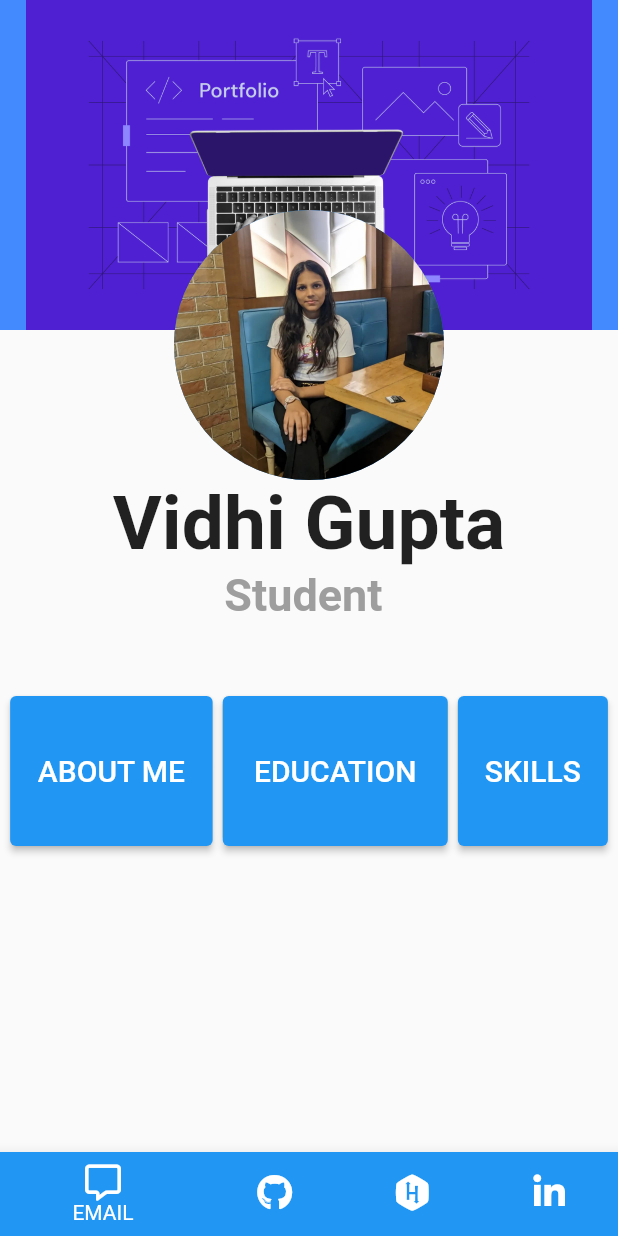
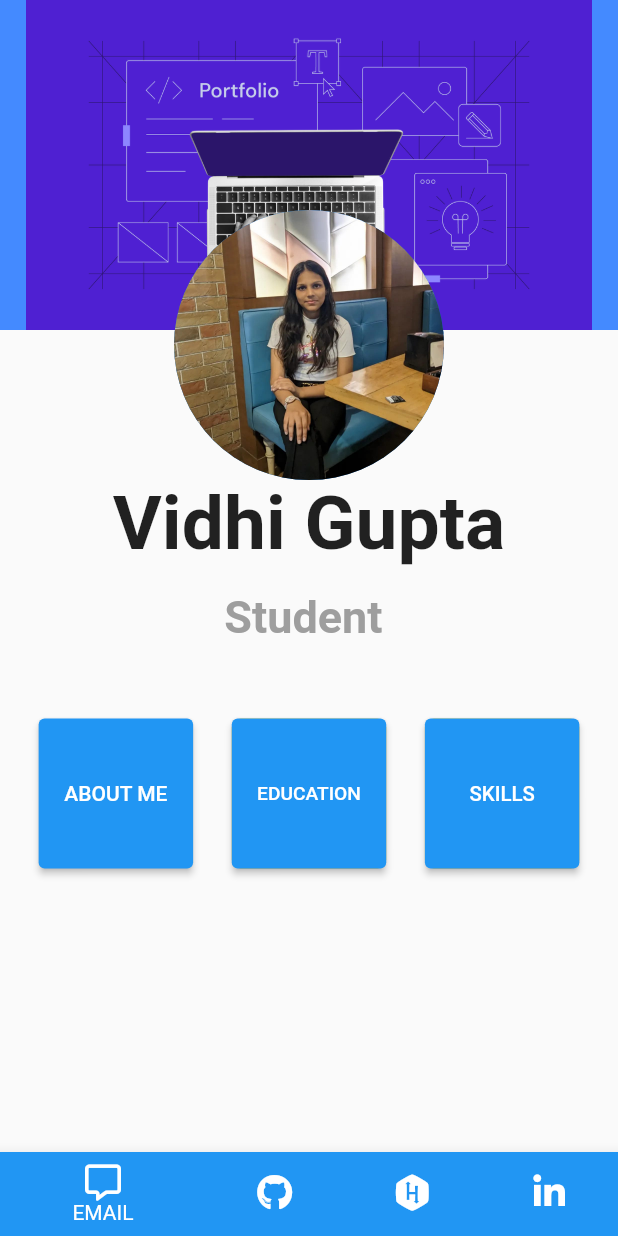
Before and after one commit to VIDHIGUPTA17/protfolio_vidhi, a Flutter app: the screen it shows after launch, on a phone screen of 412 x 824 dp. Run offline on Flutter 3.47's test engine with Material 2 defaults, Android fonts, the phone set to English and light mode, and no system bars; our stand-ins replace font_awesome_flutter; Roboto replaces fonts that are missing (font2).

Commit message:
Added A Media Query

```diff
--- a/lib/main.dart
+++ b/lib/main.dart
@@ -1,7 +1,6 @@
 import 'dart:ui';
 
 // import 'dart:js';
-
 import "package:flutter/cupertino.dart";
 import 'package:flutter/material.dart';
 import 'package:protfolio/about.dart';
@@ -33,13 +32,11 @@ class FlutterApp extends StatelessWidget {
 }
 
 class DashBoardScreen extends StatelessWidget {
-
-  _launchExternalLink(String url) async {
+  externallink(String url) async {
     // const url = 'https://github.com/VIDHIGUPTA17';
     // const url1 = 'https://mail.google.com/mail/u/0/?tab=rm&ogbl#inbox';
     if (await canLaunch(url)) {
       await launch(url);
-
     }
   }
 
@@ -50,8 +47,10 @@ class DashBoardScreen extends StatelessWidget {
   Widget build(BuildContext context) {
     // final top = coverheigth - (70);
     return Scaffold(
+      // backgroundColor: Colors.grey,
       body: ListView(
-          padding: EdgeInsets.zero, children: [buildstack(), buildcontent(context)]),
+          padding: EdgeInsets.zero,
+          children: [buildstack(), buildcontent(context)]),
       bottomNavigationBar: BottomNavigationBar(
           items: [
             BottomNavigationBarItem(
@@ -81,29 +80,23 @@ class DashBoardScreen extends StatelessWidget {
             print('Tapped index: $index');
             switch (index) {
               case 0:
-
-                _launchExternalLink(
+                externallink(
                     'https://mail.google.com/mail/u/0/?tab=rm&ogbl#inbox');
                 break;
               case 1:
-
-                _launchExternalLink('https://github.com/VIDHIGUPTA17');
+                externallink('https://github.com/VIDHIGUPTA17');
                 break;
               case 2:
-
-                _launchExternalLink('https://www.hackerrank.com/VIDHIGUPTA17');
+                externallink('https://www.hackerrank.com/VIDHIGUPTA17');
                 break;
               case 3:
-
-                _launchExternalLink(
+                externallink(
                     'https://www.linkedin.com/in/vidhi-gupta-26b0261b9/');
                 break;
               default:
-
                 break;
             }
-          }
-          ),
+          }),
     );
   }
 
@@ -138,6 +131,9 @@ class DashBoardScreen extends StatelessWidget {
           style: TextStyle(
               fontSize: 50, fontFamily: 'font2', fontWeight: FontWeight.bold),
         ),
+        SizedBox(
+          height: 15,
+        ),
         Text(
           "Student ",
           style: TextStyle(
@@ -149,16 +145,26 @@ class DashBoardScreen extends StatelessWidget {
         const SizedBox(
           height: 50,
         ),
+
+        Wrap(
+          children: <Widget>[
+            // Padding(padding: EdgeInsets.only(bottom: 9)),
+
             Row(
               mainAxisAlignment: MainAxisAlignment.spaceEvenly,
               children: [
+                // Padding(padding:EdgeInsets.all(2)),
                 Row(
                   children: [
                     Container(
-                    width: 135,
+                        width: MediaQuery.of(context).size.width / 4,
+
+                        // width,
                         height: 100,
+                        margin: EdgeInsets.only(bottom: 10),
                         // color: Colors.blue,
                         decoration: BoxDecoration(
+
                             // color: Color(6)
                             // borderRadius: BorderRadius.circular(109),
 
@@ -167,11 +173,16 @@ class DashBoardScreen extends StatelessWidget {
                         child: ElevatedButton(
                           child: Text(
                             "ABOUT ME",
-                        style: TextStyle(fontSize: 20),
+                            style: TextStyle(
+                              fontSize:
+                                  MediaQuery.of(context).size.width * 0.034,
+                            ),
                           ),
                           onPressed: () {
-                        Navigator.push(context,
-                            MaterialPageRoute(builder: (context) => about()));
+                            Navigator.push(
+                                context,
+                                MaterialPageRoute(
+                                    builder: (context) => about()));
                           },
                         ))
                   ],
@@ -180,8 +191,10 @@ class DashBoardScreen extends StatelessWidget {
                   mainAxisAlignment: MainAxisAlignment.spaceEvenly,
                   children: [
                     Container(
-                    width: 150,
+                        // width: 150,
+                        width: MediaQuery.of(context).size.width / 4,
                         height: 100,
+                        margin: EdgeInsets.only(bottom: 10),
                         decoration: BoxDecoration(
                           color: Colors.amberAccent,
                           borderRadius: BorderRadius.circular(6),
@@ -189,7 +202,10 @@ class DashBoardScreen extends StatelessWidget {
                         child: ElevatedButton(
                           child: Text(
                             "EDUCATION",
-                        style: TextStyle(fontSize: 20),
+                            style: TextStyle(
+                              fontSize:
+                                  MediaQuery.of(context).size.width * 0.031,
+                            ),
                           ),
                           onPressed: () {
                             Navigator.push(
@@ -204,8 +220,10 @@ class DashBoardScreen extends StatelessWidget {
                   mainAxisAlignment: MainAxisAlignment.spaceEvenly,
                   children: [
                     Container(
-                    width: 100,
+                        // width: 100,
+                        width: MediaQuery.of(context).size.width / 4,
                         height: 100,
+                        margin: EdgeInsets.only(bottom: 10),
                         decoration: BoxDecoration(
                           color: Colors.amberAccent,
                           borderRadius: BorderRadius.circular(6),
@@ -213,7 +231,10 @@ class DashBoardScreen extends StatelessWidget {
                         child: ElevatedButton(
                           child: Text(
                             "SKILLS",
-                        style: TextStyle(fontSize: 20),
+                            style: TextStyle(
+                              fontSize:
+                                  MediaQuery.of(context).size.width * 0.033,
+                            ),
                           ),
                           onPressed: () {
                             Navigator.push(
@@ -226,5 +247,7 @@ class DashBoardScreen extends StatelessWidget {
                 ),
               ],
             ),
+          ],
+        )
       ]);
 }
```
Also changed, not shown: lib/about.dart (+8 -7 lines), lib/education.dart (+14 -14 lines), lib/skills.dart (+25 -26 lines), 1 other file. Lines whose indentation alone changed are shown as unchanged.
